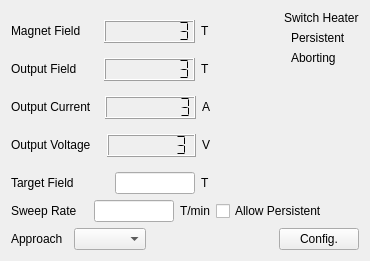
Qt form modules/magnetps/core/magnetpsform.ui (northriv/KAME) before a commit.
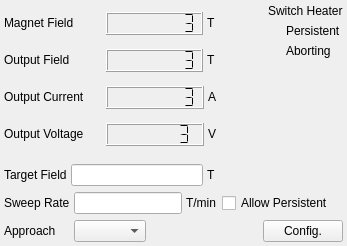
The same form after that commit. Custom widgets are drawn as their Qt base class.

What changed in the file:
```diff
--- a/modules/magnetps/core/magnetpsform.ui
+++ b/modules/magnetps/core/magnetpsform.ui
@@ -6,8 +6,8 @@
    <rect>
     <x>0</x>
     <y>0</y>
-    <width>370</width>
-    <height>261</height>
+    <width>347</width>
+    <height>246</height>
    </rect>
   </property>
   <property name="windowTitle">
@@ -15,10 +15,16 @@
   </property>
   <widget class="QWidget" name="widget">
    <layout class="QGridLayout" name="gridLayout">
+    <property name="margin">
+     <number>4</number>
+    </property>
     <item row="0" column="0" rowspan="2" colspan="3">
      <layout class="QVBoxLayout">
       <item>
        <layout class="QHBoxLayout">
+        <property name="spacing">
+         <number>4</number>
+        </property>
         <item>
          <widget class="QLabel" name="textLabel5">
           <property name="sizePolicy">
@@ -89,6 +95,9 @@
       </item>
       <item>
        <layout class="QHBoxLayout">
+        <property name="spacing">
+         <number>4</number>
+        </property>
         <item>
          <widget class="QLabel" name="textLabel7">
           <property name="sizePolicy">
@@ -153,6 +162,9 @@
       </item>
       <item>
        <layout class="QHBoxLayout">
+        <property name="spacing">
+         <number>4</number>
+        </property>
         <item>
          <widget class="QLabel" name="textLabel6">
           <property name="sizePolicy">
@@ -217,6 +229,9 @@
       </item>
       <item>
        <layout class="QHBoxLayout">
+        <property name="spacing">
+         <number>4</number>
+        </property>
         <item>
          <widget class="QLabel" name="textLabel8">
           <property name="sizePolicy">
@@ -372,6 +387,9 @@
     </item>
     <item row="2" column="0" colspan="3">
      <layout class="QHBoxLayout">
+      <property name="spacing">
+       <number>4</number>
+      </property>
       <item>
        <widget class="QLabel" name="textLabel13">
         <property name="sizePolicy">
@@ -390,9 +408,15 @@
       </item>
       <item>
        <widget class="QLineEdit" name="m_edTargetField">
+        <property name="minimumSize">
+         <size>
+          <width>100</width>
+          <height>0</height>
+         </size>
+        </property>
         <property name="maximumSize">
          <size>
-          <width>80</width>
+          <width>200</width>
           <height>32767</height>
          </size>
         </property>
@@ -418,6 +442,9 @@
     </item>
     <item row="3" column="0" colspan="3">
      <layout class="QHBoxLayout">
+      <property name="spacing">
+       <number>4</number>
+      </property>
       <item>
        <widget class="QLabel" name="textLabel13_2">
         <property name="sizePolicy">
@@ -436,9 +463,15 @@
       </item>
       <item>
        <widget class="QLineEdit" name="m_edSweepRate">
-        <property name="maximumSize">
+        <property name="minimumSize">
          <size>
           <width>80</width>
+          <height>0</height>
+         </size>
+        </property>
+        <property name="maximumSize">
+         <size>
+          <width>200</width>
           <height>32767</height>
          </size>
         </property>
```
